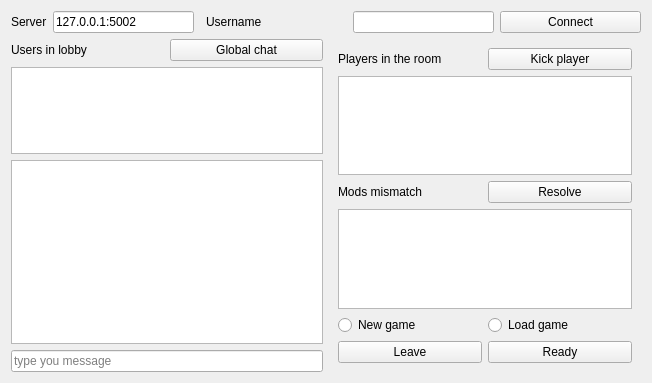
First picture: the form in launcher/lobby/lobby_moc.ui, repository vcmi/vcmi, before the edit.
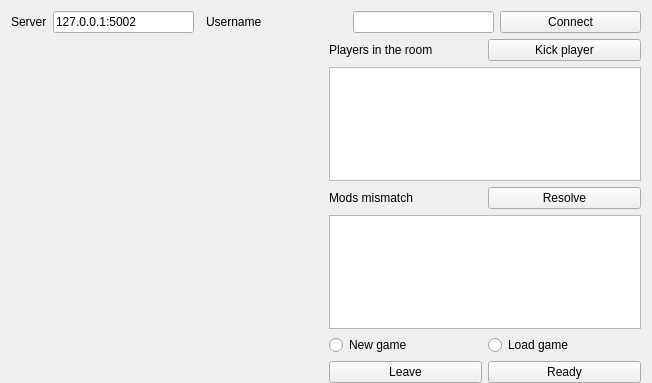
Second picture: the form after the edit. The open tabs and pages were chosen to show the change. Custom widgets are drawn as their Qt base class.

Commit message: Move chat logic to separate class

The edit to the form file:
```diff
--- a/launcher/lobby/lobby_moc.ui
+++ b/launcher/lobby/lobby_moc.ui
@@ -14,6 +14,9 @@
    <string/>
   </property>
   <layout class="QGridLayout" name="gridLayout">
+   <property name="bottomMargin">
+    <number>0</number>
+   </property>
    <item row="0" column="3">
     <widget class="QLabel" name="label_4">
      <property name="sizePolicy">
@@ -62,77 +65,31 @@
    </item>
    <item row="1" column="0" colspan="6">
     <layout class="QHBoxLayout" name="horizontalLayout">
+     <property name="spacing">
+      <number>-1</number>
+     </property>
      <property name="bottomMargin">
       <number>0</number>
      </property>
      <item>
       <layout class="QVBoxLayout" name="verticalLayout">
+       <property name="spacing">
+        <number>0</number>
+       </property>
+       <property name="leftMargin">
+        <number>10</number>
+       </property>
        <property name="bottomMargin">
         <number>0</number>
        </property>
        <item>
-        <layout class="QHBoxLayout" name="horizontalLayout_2">
-         <property name="bottomMargin">
-          <number>0</number>
-         </property>
-         <item>
-          <widget class="QLabel" name="label_2">
-           <property name="text">
-            <string>Users in lobby</string>
-           </property>
-          </widget>
-         </item>
-         <item>
-          <widget class="QPushButton" name="chatSwither">
-           <property name="text">
-            <string>Global chat</string>
-           </property>
-          </widget>
-         </item>
-        </layout>
-       </item>
-       <item>
-        <widget class="QListWidget" name="listUsers">
+        <widget class="Chat" name="chatWidget" native="true">
          <property name="sizePolicy">
-          <sizepolicy hsizetype="Expanding" vsizetype="Maximum">
+          <sizepolicy hsizetype="Expanding" vsizetype="Expanding">
            <horstretch>0</horstretch>
            <verstretch>0</verstretch>
           </sizepolicy>
          </property>
-         <property name="maximumSize">
-          <size>
-           <width>16777215</width>
-           <height>96</height>
-          </size>
-         </property>
-         <property name="midLineWidth">
-          <number>0</number>
-         </property>
-         <property name="editTriggers">
-          <set>QAbstractItemView::NoEditTriggers</set>
-         </property>
-         <property name="selectionMode">
-          <enum>QAbstractItemView::NoSelection</enum>
-         </property>
-         <property name="isWrapping" stdset="0">
-          <bool>true</bool>
-         </property>
-         <property name="layoutMode">
-          <enum>QListView::SinglePass</enum>
-         </property>
-        </widget>
-       </item>
-       <item>
-        <widget class="QTextBrowser" name="chat"/>
-       </item>
-       <item>
-        <widget class="QLineEdit" name="messageEdit">
-         <property name="text">
-          <string/>
-         </property>
-         <property name="placeholderText">
-          <string>type you message</string>
-         </property>
         </widget>
        </item>
       </layout>
@@ -150,6 +107,18 @@
        </property>
        <widget class="QWidget" name="sessionsPage">
         <layout class="QGridLayout" name="gridLayout_2">
+         <property name="leftMargin">
+          <number>0</number>
+         </property>
+         <property name="topMargin">
+          <number>0</number>
+         </property>
+         <property name="rightMargin">
+          <number>0</number>
+         </property>
+         <property name="bottomMargin">
+          <number>0</number>
+         </property>
          <item row="1" column="0">
           <widget class="QPushButton" name="newButton">
            <property name="enabled">
@@ -220,6 +189,21 @@
        </widget>
        <widget class="QWidget" name="roomPage">
         <layout class="QGridLayout" name="gridLayout_3">
+         <property name="leftMargin">
+          <number>0</number>
+         </property>
+         <property name="topMargin">
+          <number>0</number>
+         </property>
+         <property name="rightMargin">
+          <number>0</number>
+         </property>
+         <property name="bottomMargin">
+          <number>0</number>
+         </property>
+         <property name="verticalSpacing">
+          <number>-1</number>
+         </property>
          <item row="1" column="1">
           <widget class="QPushButton" name="kickButton">
            <property name="text">
@@ -314,6 +298,14 @@
    </item>
   </layout>
  </widget>
+ <customwidgets>
+  <customwidget>
+   <class>Chat</class>
+   <extends>QWidget</extends>
+   <header>lobby/chat_moc.h</header>
+   <container>1</container>
+  </customwidget>
+ </customwidgets>
  <resources/>
  <connections/>
 </ui>
```
The commit also changes 6 other files.
